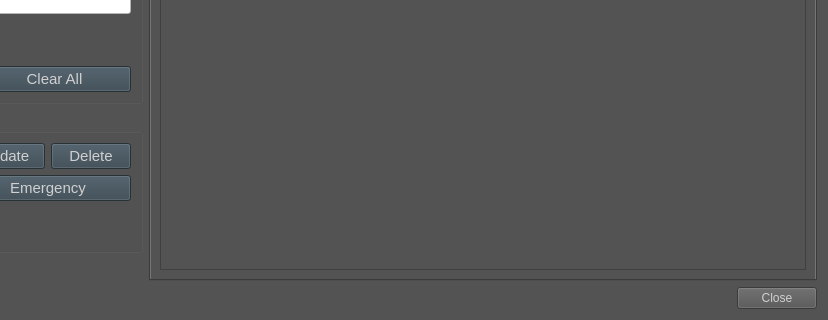
Qt form View/Page/WorklistPage.ui (altay-brusan/etrek) before a commit; both pictures show x 144 to 972 and y 403 to 723 of the 972 by 723 pixel window.
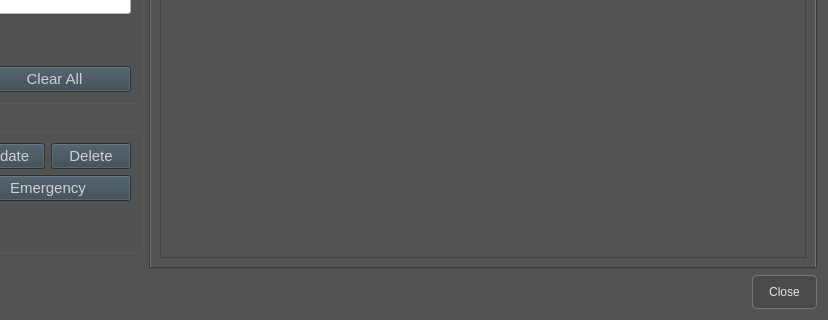
The same form after that commit. Icons and pictures are not drawn.

Commit message:
Update QPushButton styles for consistent UI design
Enhanced QPushButton appearance and behavior across multiple `.ui` files:
- Added CSS-like styles for border, border-radius, background, text color, padding, and minimum height.
- Defined hover, pressed, focus, and disabled states for improved interactivity.
- Replaced `color: rgb(208, 208, 208);` with new button-specific styles.
- Updated `WorklistPage.ui` to include font size adjustments and consistent button styles.

These changes ensure a modern, unified, and polished user interface.

What changed in the file:
```diff
--- a/View/Page/WorklistPage.ui
+++ b/View/Page/WorklistPage.ui
@@ -676,6 +676,36 @@
      </item>
      <item>
       <widget class="QDialogButtonBox" name="buttonBox">
+       <property name="font">
+        <font>
+         <pointsize>11</pointsize>
+        </font>
+       </property>
+       <property name="styleSheet">
+        <string notr="true">QPushButton {
+    border: 1px solid rgb(120, 120, 120);
+    border-radius: 4px;
+    background: rgb(74, 74, 74);
+    color: rgb(230, 230, 230);
+    min-height: 24px;
+    padding: 4px 16px;
+}
+QPushButton:hover {
+    border-color: rgb(160, 160, 160);
+    background: rgb(92, 92, 92);
+}
+QPushButton:pressed {
+    background: rgb(64, 64, 64);
+}
+QPushButton:focus {
+    border-color: rgb(180, 180, 180);
+}
+QPushButton:disabled {
+    border-color: rgb(80, 80, 80);
+    background: rgb(60, 60, 60);
+    color: rgb(130, 130, 130);
+}</string>
+       </property>
        <property name="standardButtons">
         <set>QDialogButtonBox::StandardButton::Close</set>
        </property>
```
The commit also changes 3 other files.
